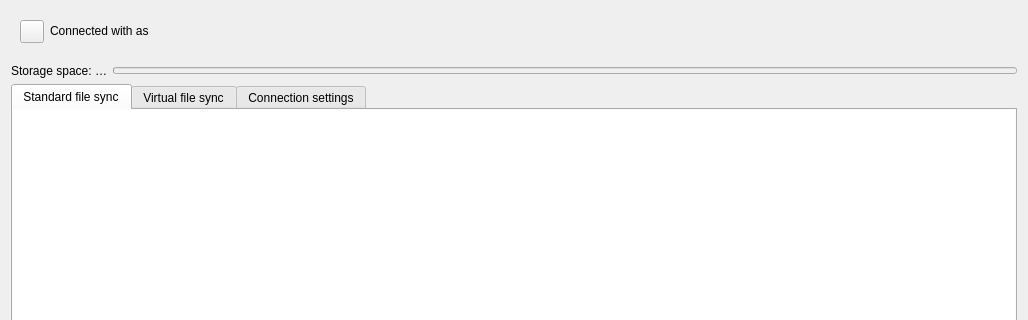
The window that src/gui/accountsettings.ui (nextmcloud/desktop) describes before a commit, drawn with Qt 5; both pictures show x 0 to 1028 and y 0 to 320 of the 1028 by 871 pixel window.
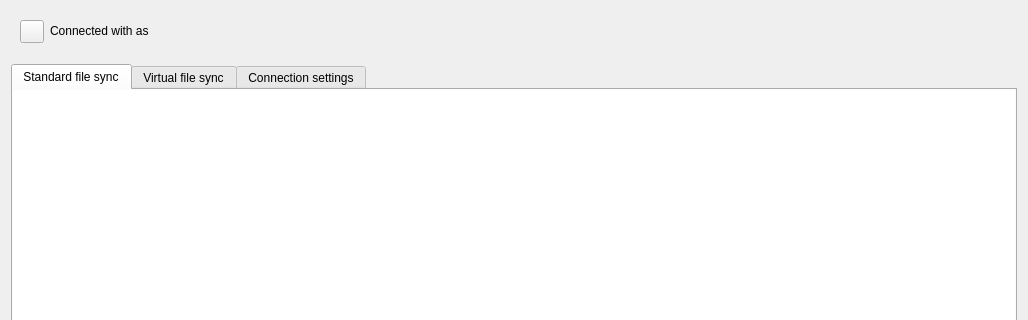
The same window after the commit. Custom widgets are drawn as their Qt base class.

The edit to the form file:
```diff
--- a/src/gui/accountsettings.ui
+++ b/src/gui/accountsettings.ui
@@ -14,7 +14,7 @@
    <string notr="true">Form</string>
   </property>
   <layout class="QGridLayout" name="gridLayout">
-   <item row="2" column="0">
+   <item row="3" column="0">
     <layout class="QHBoxLayout" name="storageGroupBox">
      <item>
       <widget class="QLabel" name="quotaInfoLabel">
```
Left out of the diff: 19 changed lines with no effect on the pictures.
